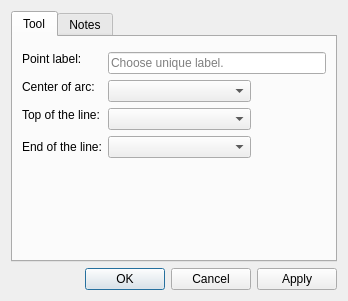
equinox-patterns/Ostara, file src/libs/vtools/dialogs/tools/dialogpointofcontact.ui: the form before one commit.
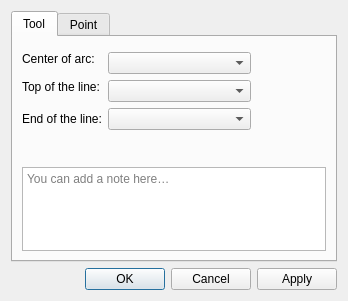
The form after the commit. Icons and pictures are not drawn.

Commit message: Dialog tools : notes → Tool, onglet Point, base point retiré

```diff
--- a/src/libs/vtools/dialogs/tools/dialogpointofcontact.ui
+++ b/src/libs/vtools/dialogs/tools/dialogpointofcontact.ui
@@ -40,29 +40,6 @@
           <enum>QFormLayout::FieldGrowthPolicy::ExpandingFieldsGrow</enum>
          </property>
          <item row="0" column="0">
-          <widget class="QLabel" name="labelEditNamePoint">
-           <property name="sizePolicy">
-            <sizepolicy hsizetype="Fixed" vsizetype="Fixed">
-             <horstretch>0</horstretch>
-             <verstretch>0</verstretch>
-            </sizepolicy>
-           </property>
-           <property name="text">
-            <string>Point label:</string>
-           </property>
-          </widget>
-         </item>
-         <item row="0" column="1">
-          <widget class="QLineEdit" name="lineEditNamePoint">
-           <property name="toolTip">
-            <string>Unique label</string>
-           </property>
-           <property name="placeholderText">
-            <string>Choose unique label.</string>
-           </property>
-          </widget>
-         </item>
-         <item row="1" column="0">
           <widget class="QLabel" name="labelArcCenter">
            <property name="sizePolicy">
             <sizepolicy hsizetype="Expanding" vsizetype="Fixed">
@@ -75,7 +52,7 @@
            </property>
           </widget>
          </item>
-         <item row="1" column="1">
+         <item row="0" column="1">
           <widget class="QComboBox" name="comboBoxCenter">
            <property name="sizePolicy">
             <sizepolicy hsizetype="Preferred" vsizetype="Fixed">
@@ -91,7 +68,7 @@
            </property>
           </widget>
          </item>
-         <item row="2" column="0">
+         <item row="1" column="0">
           <widget class="QLabel" name="labelFirstPoint">
            <property name="sizePolicy">
             <sizepolicy hsizetype="Expanding" vsizetype="Fixed">
@@ -104,7 +81,7 @@
            </property>
           </widget>
          </item>
-         <item row="2" column="1">
+         <item row="1" column="1">
           <widget class="QComboBox" name="comboBoxFirstPoint">
            <property name="sizePolicy">
             <sizepolicy hsizetype="Preferred" vsizetype="Fixed">
@@ -120,7 +97,7 @@
            </property>
           </widget>
          </item>
-         <item row="3" column="0">
+         <item row="2" column="0">
           <widget class="QLabel" name="labelSecondPoint">
            <property name="sizePolicy">
             <sizepolicy hsizetype="Expanding" vsizetype="Preferred">
@@ -133,7 +110,7 @@
            </property>
           </widget>
          </item>
-         <item row="3" column="1">
+         <item row="2" column="1">
           <widget class="QComboBox" name="comboBoxSecondPoint">
            <property name="sizePolicy">
             <sizepolicy hsizetype="Preferred" vsizetype="Fixed">
@@ -176,15 +153,56 @@
          </property>
         </spacer>
        </item>
+       <item>
+        <layout class="QHBoxLayout" name="notesSeparatorLayout">
+         <property name="leftMargin"><number>33</number></property>
+         <property name="rightMargin"><number>33</number></property>
+         <item>
+          <widget class="QFrame" name="notesSeparator">
+           <property name="minimumSize"><size><width>0</width><height>1</height></size></property>
+           <property name="maximumSize"><size><width>16777215</width><height>1</height></size></property>
+          </widget>
+         </item>
+        </layout>
+       </item>
+       <item>
+        <widget class="QPlainTextEdit" name="plainTextEditToolNotes">
+         <property name="placeholderText"><string>You can add a note here…</string></property>
+         <property name="maximumSize"><size><width>16777215</width><height>100</height></size></property>
+        </widget>
+       </item>
       </layout>
      </widget>
      <widget class="QWidget" name="tab_2">
       <attribute name="title">
-       <string>Notes</string>
+       <string>Point</string>
       </attribute>
-      <layout class="QVBoxLayout" name="verticalLayout_3">
-       <item>
-        <widget class="QPlainTextEdit" name="plainTextEditToolNotes"/>
+      <layout class="QFormLayout" name="formLayoutPoint">
+       <property name="fieldGrowthPolicy">
+        <enum>QFormLayout::ExpandingFieldsGrow</enum>
+       </property>
+       <item row="0" column="0">
+        <widget class="QLabel" name="labelEditNamePoint">
+         <property name="sizePolicy">
+          <sizepolicy hsizetype="Fixed" vsizetype="Fixed">
+           <horstretch>0</horstretch>
+           <verstretch>0</verstretch>
+          </sizepolicy>
+         </property>
+         <property name="text">
+          <string>Point name:</string>
+         </property>
+        </widget>
+       </item>
+       <item row="0" column="1">
+        <widget class="QLineEdit" name="lineEditNamePoint">
+         <property name="toolTip">
+          <string>Unique label</string>
+         </property>
+         <property name="placeholderText">
+          <string>Choose unique label.</string>
+         </property>
+        </widget>
        </item>
       </layout>
      </widget>
```
The commit also changes 77 other files.
